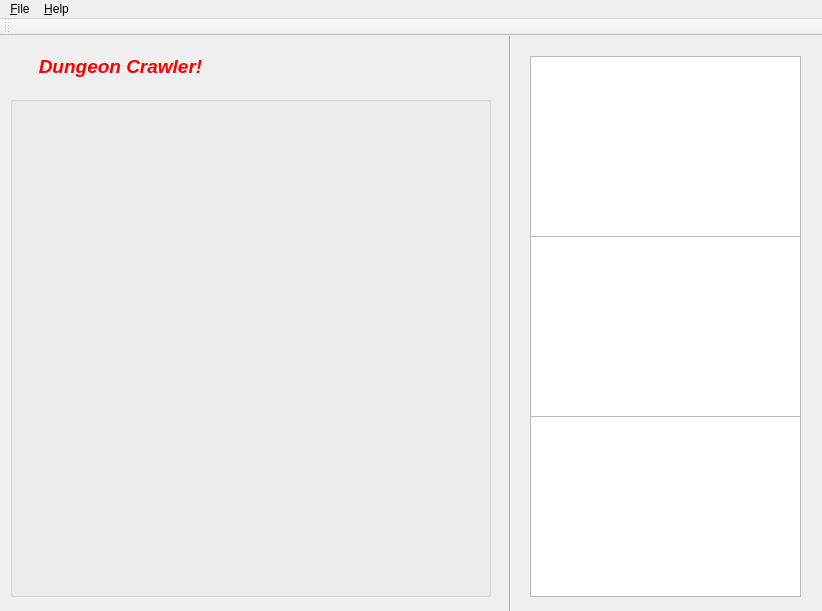
Qt form Project/DnD_Game/mainwindow.ui (ChrisMukherjee/COMP345-Project) before a commit.
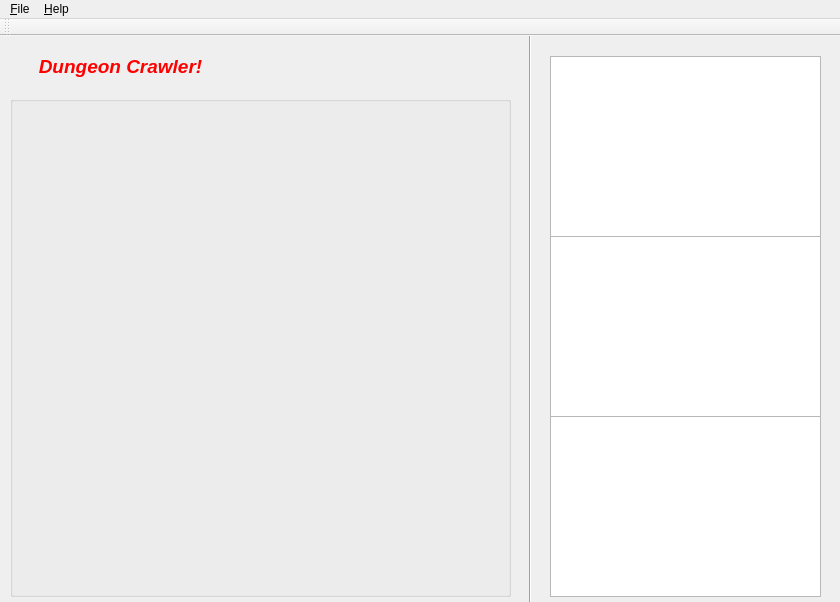
The same form after that commit.

What changed in the file:
```diff
--- a/Project/DnD_Game/mainwindow.ui
+++ b/Project/DnD_Game/mainwindow.ui
@@ -6,8 +6,8 @@
    <rect>
     <x>0</x>
     <y>0</y>
-    <width>822</width>
-    <height>611</height>
+    <width>840</width>
+    <height>602</height>
    </rect>
   </property>
   <property name="windowTitle">
@@ -19,7 +19,7 @@
      <rect>
       <x>10</x>
       <y>60</y>
-      <width>481</width>
+      <width>501</width>
       <height>501</height>
      </rect>
     </property>
@@ -31,7 +31,7 @@
       <rect>
        <x>20</x>
        <y>20</y>
-       <width>441</width>
+       <width>461</width>
        <height>461</height>
       </rect>
      </property>
@@ -41,7 +41,7 @@
    <widget class="Line" name="line">
     <property name="geometry">
      <rect>
-      <x>500</x>
+      <x>520</x>
       <y>-10</y>
       <width>20</width>
       <height>591</height>
@@ -57,7 +57,7 @@
     </property>
     <property name="geometry">
      <rect>
-      <x>530</x>
+      <x>550</x>
       <y>380</y>
       <width>271</width>
       <height>181</height>
@@ -83,7 +83,7 @@
     </property>
     <property name="geometry">
      <rect>
-      <x>530</x>
+      <x>550</x>
       <y>200</y>
       <width>271</width>
       <height>181</height>
@@ -96,7 +96,7 @@
     </property>
     <property name="geometry">
      <rect>
-      <x>530</x>
+      <x>550</x>
       <y>20</y>
       <width>271</width>
       <height>181</height>
@@ -109,7 +109,7 @@
     <rect>
      <x>0</x>
      <y>0</y>
-     <width>822</width>
+     <width>840</width>
      <height>21</height>
     </rect>
    </property>
```
